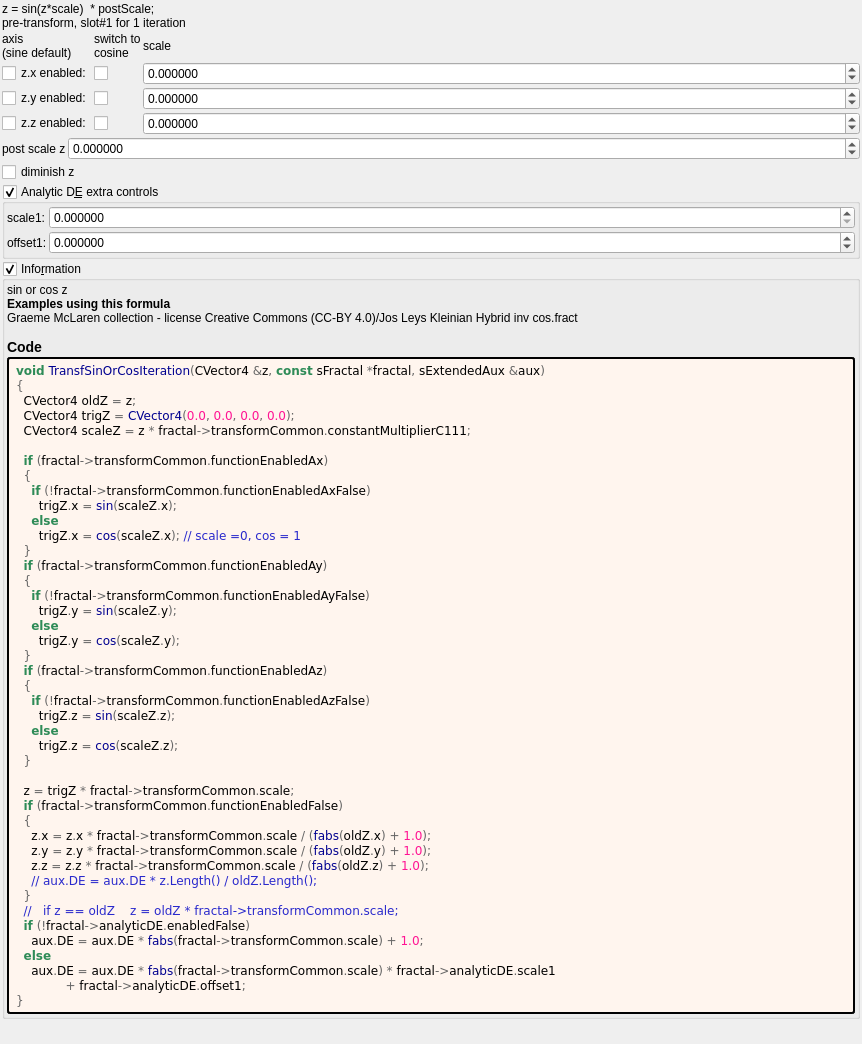
Old version of the form mandelbulber2/formula/ui/transf_sin_or_cos.ui in the repository buddhi1980/mandelbulber2.
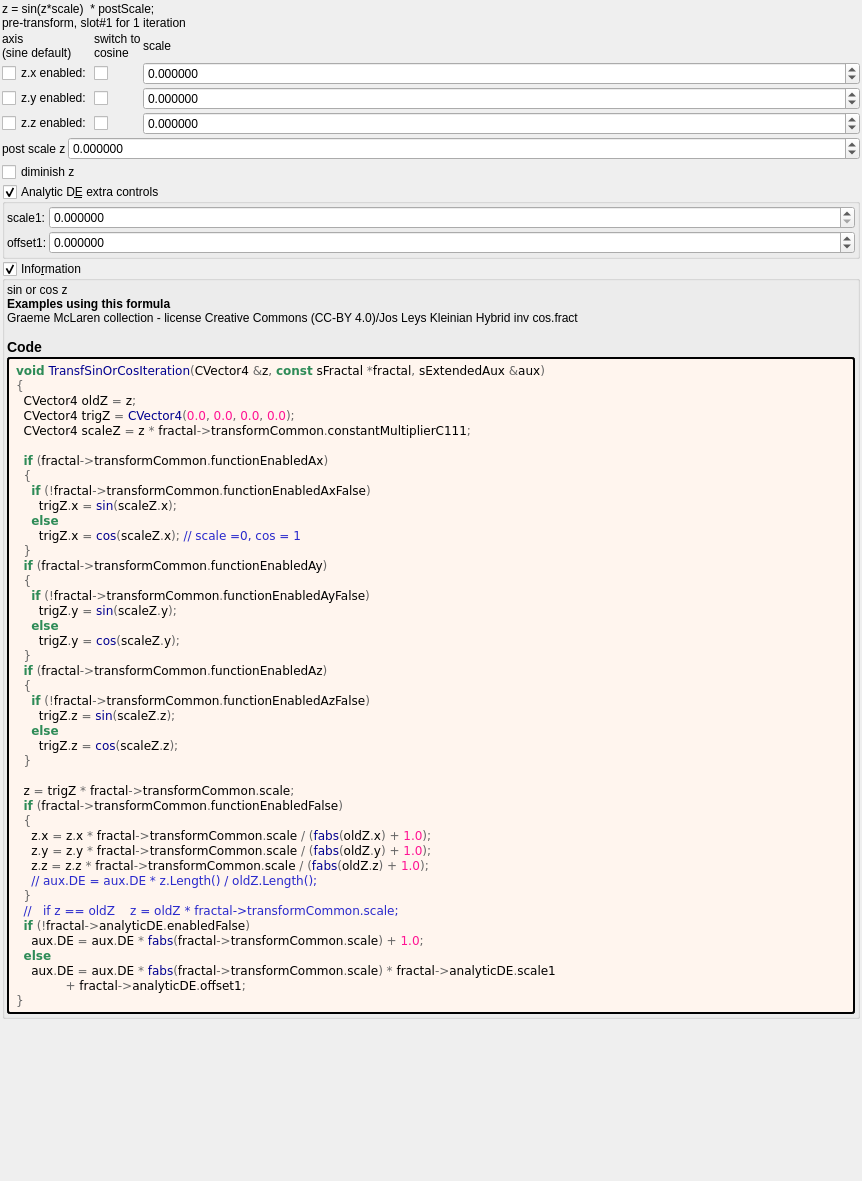
New version of the form. Custom widgets are drawn as their Qt base class.

The edit to the form file:
```diff
--- a/mandelbulber2/formula/ui/transf_sin_or_cos.ui
+++ b/mandelbulber2/formula/ui/transf_sin_or_cos.ui
@@ -7,7 +7,7 @@
     <x>0</x>
     <y>0</y>
     <width>862</width>
-    <height>1044</height>
+    <height>1181</height>
    </rect>
   </property>
   <property name="windowTitle">
```
Left out of the diff: 101 changed lines with no effect on the pictures.
